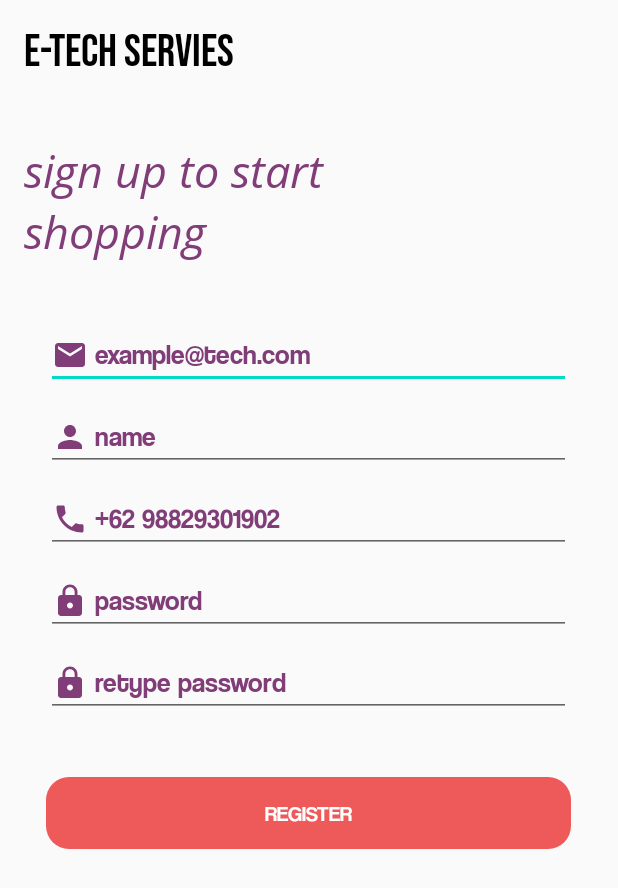
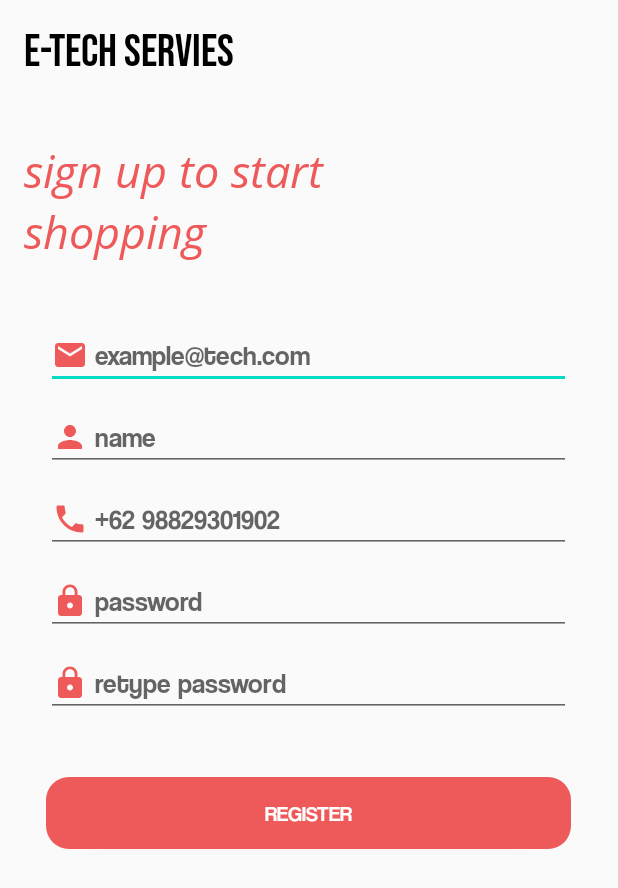
Before and after one commit to dendifz/ETechServices, an Android app: the Register screen opened directly, with no data from a screen before it, on a phone screen of 412 x 824 dp. Shown: the top 888 px of the screen. Run offline under Robolectric (Android 15) with nearby library versions, the phone set to English and light mode, and no system bars.

Commit message:
Change Color Of Icon

```diff
--- a/app/src/main/res/drawable/ic_baseline_email_24.xml
+++ b/app/src/main/res/drawable/ic_baseline_email_24.xml
@@ -1,4 +1,4 @@
-<vector android:height="24dp" android:tint="#803D78"
+<vector android:height="24dp" android:tint="#EE5A5A"
     android:viewportHeight="24" android:viewportWidth="24"
     android:width="24dp" xmlns:android="http://schemas.android.com/apk/res/android">
     <path android:fillColor="@android:color/white" android:pathData="M20,4L4,4c-1.1,0 -1.99,0.9 -1.99,2L2,18c0,1.1 0.9,2 2,2h16c1.1,0 2,-0.9 2,-2L22,6c0,-1.1 -0.9,-2 -2,-2zM20,8l-8,5 -8,-5L4,6l8,5 8,-5v2z"/>
--- a/app/src/main/res/drawable/ic_baseline_lock_24.xml
+++ b/app/src/main/res/drawable/ic_baseline_lock_24.xml
@@ -1,4 +1,4 @@
-<vector android:height="24dp" android:tint="#E20DCD"
+<vector android:height="24dp" android:tint="#EE5A5A"
     android:viewportHeight="24" android:viewportWidth="24"
     android:width="24dp" xmlns:android="http://schemas.android.com/apk/res/android">
     <path android:fillColor="@android:color/white" android:pathData="M18,8h-1L17,6c0,-2.76 -2.24,-5 -5,-5S7,3.24 7,6v2L6,8c-1.1,0 -2,0.9 -2,2v10c0,1.1 0.9,2 2,2h12c1.1,0 2,-0.9 2,-2L20,10c0,-1.1 -0.9,-2 -2,-2zM12,17c-1.1,0 -2,-0.9 -2,-2s0.9,-2 2,-2 2,0.9 2,2 -0.9,2 -2,2zM15.1,8L8.9,8L8.9,6c0,-1.71 1.39,-3.1 3.1,-3.1 1.71,0 3.1,1.39 3.1,3.1v2z"/>
--- a/app/src/main/res/drawable/ic_baseline_lock_25.xml
+++ b/app/src/main/res/drawable/ic_baseline_lock_25.xml
@@ -1,4 +1,4 @@
-<vector android:height="24dp" android:tint="#803D78"
+<vector android:height="24dp" android:tint="#EE5A5A"
     android:viewportHeight="24" android:viewportWidth="24"
     android:width="24dp" xmlns:android="http://schemas.android.com/apk/res/android">
     <path android:fillColor="@android:color/white" android:pathData="M18,8h-1L17,6c0,-2.76 -2.24,-5 -5,-5S7,3.24 7,6v2L6,8c-1.1,0 -2,0.9 -2,2v10c0,1.1 0.9,2 2,2h12c1.1,0 2,-0.9 2,-2L20,10c0,-1.1 -0.9,-2 -2,-2zM12,17c-1.1,0 -2,-0.9 -2,-2s0.9,-2 2,-2 2,0.9 2,2 -0.9,2 -2,2zM15.1,8L8.9,8L8.9,6c0,-1.71 1.39,-3.1 3.1,-3.1 1.71,0 3.1,1.39 3.1,3.1v2z"/>
--- a/app/src/main/res/drawable/ic_baseline_person_24.xml
+++ b/app/src/main/res/drawable/ic_baseline_person_24.xml
@@ -1,4 +1,4 @@
-<vector android:height="24dp" android:tint="#E20DCD"
+<vector android:height="24dp" android:tint="#EE5A5A"
     android:viewportHeight="24" android:viewportWidth="24"
     android:width="24dp" xmlns:android="http://schemas.android.com/apk/res/android">
     <path android:fillColor="@android:color/white" android:pathData="M12,12c2.21,0 4,-1.79 4,-4s-1.79,-4 -4,-4 -4,1.79 -4,4 1.79,4 4,4zM12,14c-2.67,0 -8,1.34 -8,4v2h16v-2c0,-2.66 -5.33,-4 -8,-4z"/>
--- a/app/src/main/res/drawable/ic_baseline_person_25.xml
+++ b/app/src/main/res/drawable/ic_baseline_person_25.xml
@@ -1,4 +1,4 @@
-<vector android:height="24dp" android:tint="#803D78"
+<vector android:height="24dp" android:tint="#EE5A5A"
     android:viewportHeight="24" android:viewportWidth="24"
     android:width="24dp" xmlns:android="http://schemas.android.com/apk/res/android">
     <path android:fillColor="@android:color/white" android:pathData="M12,12c2.21,0 4,-1.79 4,-4s-1.79,-4 -4,-4 -4,1.79 -4,4 1.79,4 4,4zM12,14c-2.67,0 -8,1.34 -8,4v2h16v-2c0,-2.66 -5.33,-4 -8,-4z"/>
--- a/app/src/main/res/drawable/ic_baseline_phone_24.xml
+++ b/app/src/main/res/drawable/ic_baseline_phone_24.xml
@@ -1,4 +1,4 @@
-<vector android:height="24dp" android:tint="#803D78"
+<vector android:height="24dp" android:tint="#EE5A5A"
     android:viewportHeight="24" android:viewportWidth="24"
     android:width="24dp" xmlns:android="http://schemas.android.com/apk/res/android">
     <path android:fillColor="@android:color/white" android:pathData="M6.62,10.79c1.44,2.83 3.76,5.14 6.59,6.59l2.2,-2.2c0.27,-0.27 0.67,-0.36 1.02,-0.24 1.12,0.37 2.33,0.57 3.57,0.57 0.55,0 1,0.45 1,1V20c0,0.55 -0.45,1 -1,1 -9.39,0 -17,-7.61 -17,-17 0,-0.55 0.45,-1 1,-1h3.5c0.55,0 1,0.45 1,1 0,1.25 0.2,2.45 0.57,3.57 0.11,0.35 0.03,0.74 -0.25,1.02l-2.2,2.2z"/>
--- a/app/src/main/res/layout/register.xml
+++ b/app/src/main/res/layout/register.xml
@@ -22,7 +22,7 @@
         android:textSize="30dp"
         android:text="sign up to start
         shopping"
-        android:textColor="#803D78"
+        android:textColor="#EE5A5A"
         android:fontFamily="@font/opeita"
         android:layout_marginBottom="40dp"/>
 
@@ -31,8 +31,8 @@
         android:layout_gravity="center"
         android:id="@+id/edt_email"
         android:layout_marginBottom="10dp"
-        android:textColor="#803D78"
-        android:text=" example@tech.com"
+        android:textColor="#EE5A5A"
+        android:hint=" example@tech.com"
         android:layout_height="wrap_content"
         android:drawableLeft="@drawable/ic_baseline_email_24" />
 
@@ -41,38 +41,40 @@
         android:layout_marginBottom="10dp"
         android:layout_width="350dp"
         android:layout_gravity="center"
-        android:textColor="#803D78"
+        android:textColor="#EE5A5A"
         android:drawableLeft="@drawable/ic_baseline_person_25"
-        android:text=" name"
+        android:hint=" name"
         android:layout_height="wrap_content"/>
 
     <EditText
         android:id="@+id/edt_number"
-        android:textColor="#803D78"
+        android:textColor="#EE5A5A"
         android:layout_width="350dp"
         android:layout_height="wrap_content"
         android:layout_gravity="center"
         android:layout_marginBottom="10dp"
         android:drawableLeft="@drawable/ic_baseline_phone_24"
-        android:text=" +62 98829301902" />
+        android:hint=" +62 98829301902" />
 
     <EditText
         android:layout_width="350dp"
         android:layout_height="wrap_content"
         android:layout_gravity="center"
         android:id="@+id/edt_pass"
-        android:text=" password"
+        android:hint=" password"
+        android:inputType="textPassword"
         android:layout_marginBottom="10dp"
-        android:textColor="#803D78"
+        android:textColor="#EE5A5A"
         android:drawableLeft="@drawable/ic_baseline_lock_25"/>
 
     <EditText
         android:layout_width="350dp"
         android:layout_height="wrap_content"
         android:id="@+id/edt_rtpass"
-        android:text=" retype password"
+        android:hint=" retype password"
+        android:inputType="textPassword"
         android:layout_gravity="center"
-        android:textColor="#803D78"
+        android:textColor="#EE5A5A"
         android:layout_marginBottom="40dp"
         android:drawableLeft="@drawable/ic_baseline_lock_25"/>
 
```
Also changed, not shown: app/src/main/res/layout/login.xml (+5 -5 lines).
